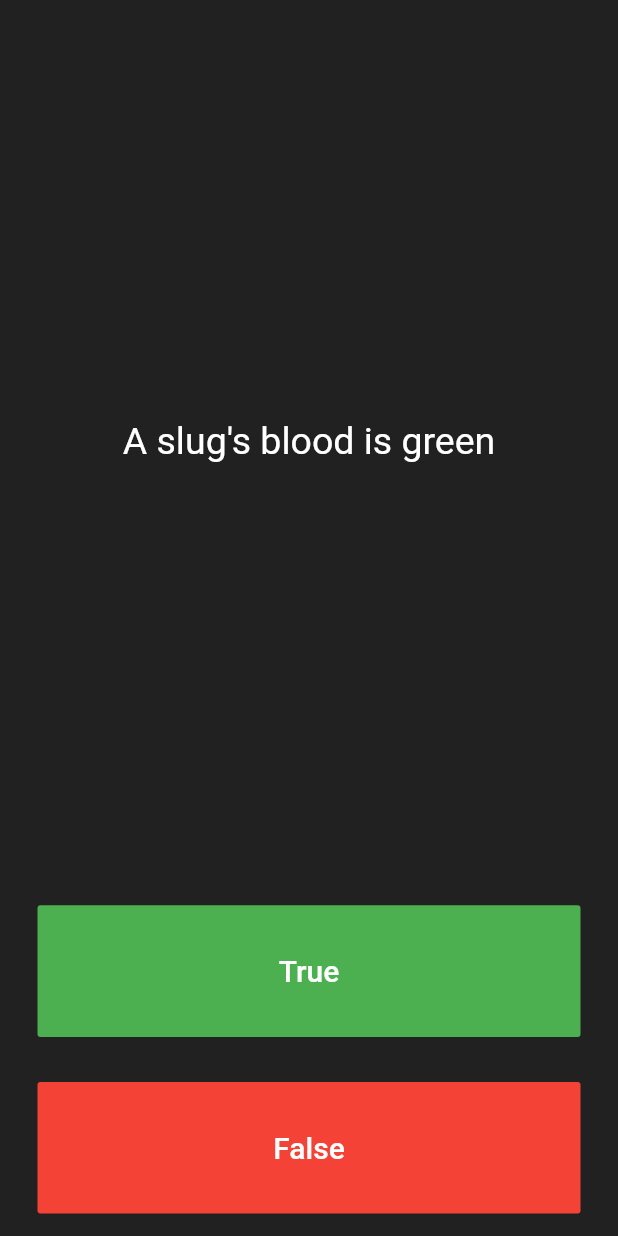
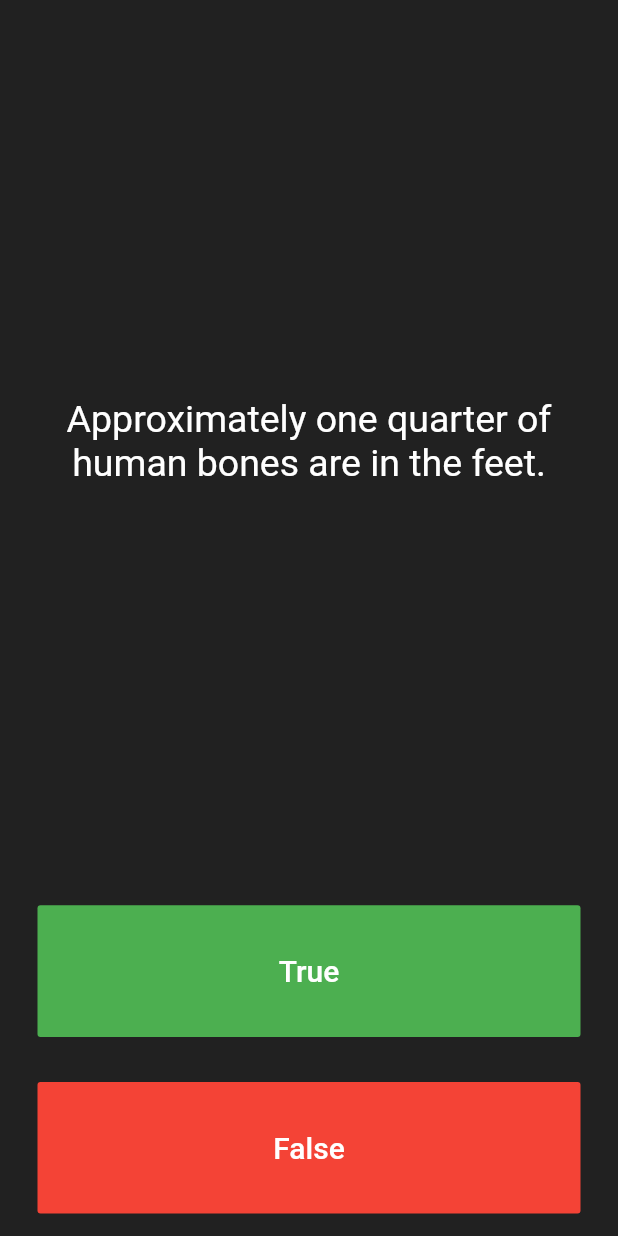
Before and after one commit to hanjayasuryalim/Quizzler-Flutter, a Flutter app: the screen it shows after launch, after a tap on "True", after a tap on "False", on a phone screen of 412 x 824 dp. Run offline on Flutter 3.47's test engine with Material 2 defaults, Android fonts, the phone set to English and light mode, and no system bars.

Commit message:
encapsulate quiz functionality

```diff
--- a/lib/main.dart
+++ b/lib/main.dart
@@ -1,6 +1,8 @@
 import 'package:flutter/cupertino.dart';
 import 'package:flutter/material.dart';
-import 'question.dart';
+import 'quiz_brain.dart';
+
+QuizBrain quizBrain = QuizBrain();
 
 void main() {
   runApp(Quizzler());
@@ -31,17 +33,7 @@ class QuizPage extends StatefulWidget {
 class _QuizPageState extends State<QuizPage> {
   // variables
   List<Icon> iconList = [];
-  List<Question> questionList = [
-    Question(
-        question: 'You can lead a cow down stairs but not up stairs.',
-        answer: false),
-    Question(
-        question: 'Approximately one quarter of human bones are in the feet',
-        answer: true),
-    Question(question: 'A slug\'s blood is green', answer: true)
-  ];
 
-  int questionNumber = 0;
   @override
   Widget build(BuildContext context) {
     return Column(
@@ -54,7 +46,7 @@ class _QuizPageState extends State<QuizPage> {
             padding: const EdgeInsets.all(10.0),
             child: Center(
               child: Text(
-                questionList[questionNumber].questionText,
+                quizBrain.getQuestion(),
                 textAlign: TextAlign.center,
                 style: TextStyle(color: Colors.white, fontSize: 25.0),
               ),
@@ -66,13 +58,13 @@ class _QuizPageState extends State<QuizPage> {
             padding: const EdgeInsets.all(15.0),
             child: FlatButton(
               onPressed: () {
-                if (questionList[questionNumber].questionAnswer == true) {
+                if (quizBrain.getAnswer() == true) {
                   print('correct');
                 } else {
                   print('incorrect');
                 }
                 setState(() {
-                  questionNumber++;
+                  quizBrain.nextQuestion();
                 });
               },
               color: Colors.green,
@@ -88,13 +80,13 @@ class _QuizPageState extends State<QuizPage> {
             padding: const EdgeInsets.all(15.0),
             child: FlatButton(
               onPressed: () {
-                if (questionList[questionNumber].questionAnswer == false) {
+                if (quizBrain.getAnswer() == false) {
                   print('correct');
                 } else {
                   print('incorrect');
                 }
                 setState(() {
-                  questionNumber++;
+                  quizBrain.nextQuestion();
                 });
               },
               color: Colors.red,
--- /dev/null
+++ b/lib/quiz_brain.dart
@@ -0,0 +1,62 @@
+import 'question.dart';
+
+class QuizBrain {
+  int _questionNumber = 0;
+  List<Question> _questionBank = [
+    Question(
+        question: 'Some cats are actually allergic to humans', answer: true),
+    Question(
+        question: 'You can lead a cow down stairs but not up stairs.',
+        answer: false),
+    Question(
+        question: 'Approximately one quarter of human bones are in the feet.',
+        answer: true),
+    Question(question: 'A slug\'s blood is green.', answer: true),
+    Question(
+        question: 'Buzz Aldrin\'s mother\'s maiden name was \"Moon\".',
+        answer: true),
+    Question(
+        question: 'It is illegal to pee in the Ocean in Portugal.',
+        answer: true),
+    Question(
+        question:
+            'No piece of square dry paper can be folded in half more than 7 times.',
+        answer: false),
+    Question(
+        question:
+            'In London, UK, if you happen to die in the House of Parliament, you are technically entitled to a state funeral, because the building is considered too sacred a place.',
+        answer: true),
+    Question(
+        question:
+            'The loudest sound produced by any animal is 188 decibels. That animal is the African Elephant.',
+        answer: false),
+    Question(
+        question:
+            'The total surface area of two human lungs is approximately 70 square metres.',
+        answer: true),
+    Question(
+        question: 'Google was originally called \"Backrub\".', answer: true),
+    Question(
+        question:
+            'Chocolate affects a dog\'s heart and nervous system; a few ounces are enough to kill a small dog.',
+        answer: true),
+    Question(
+        question:
+            'In West Virginia, USA, if you accidentally hit an animal with your car, you are free to take it home to eat.',
+        answer: true),
+  ];
+
+  void nextQuestion() {
+    if (this._questionNumber < this._questionBank.length - 1) {
+      this._questionNumber++;
+    }
+  }
+
+  String getQuestion() {
+    return _questionBank[this._questionNumber].questionText;
+  }
+
+  bool getAnswer() {
+    return _questionBank[this._questionNumber].questionAnswer;
+  }
+}
```
